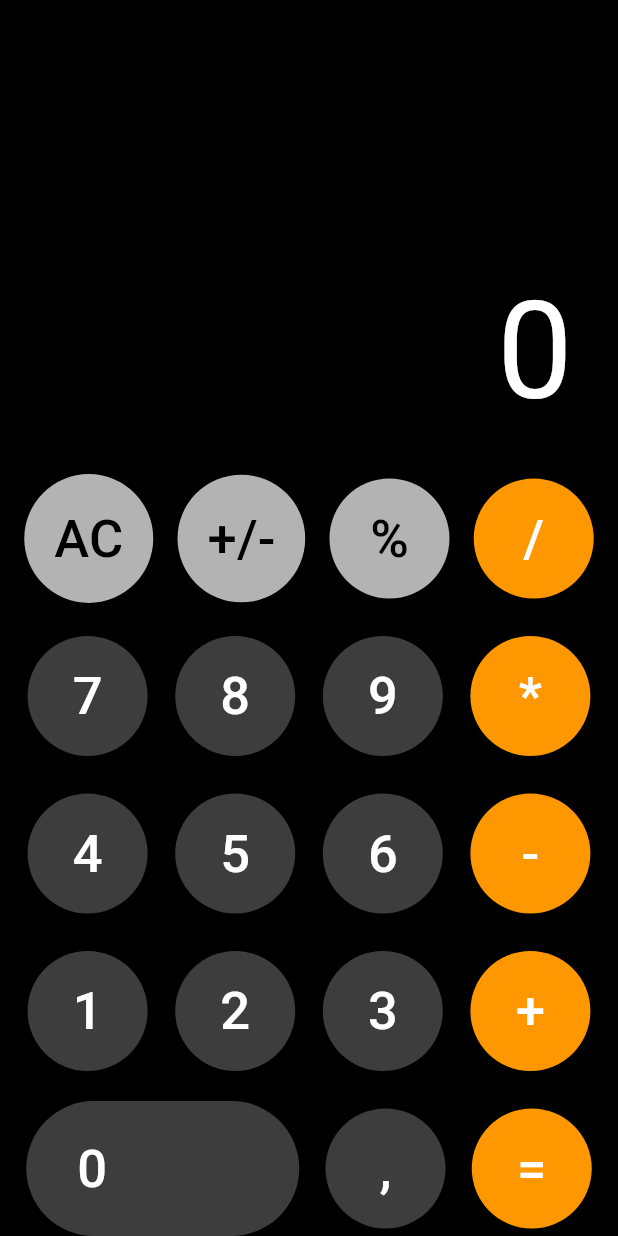
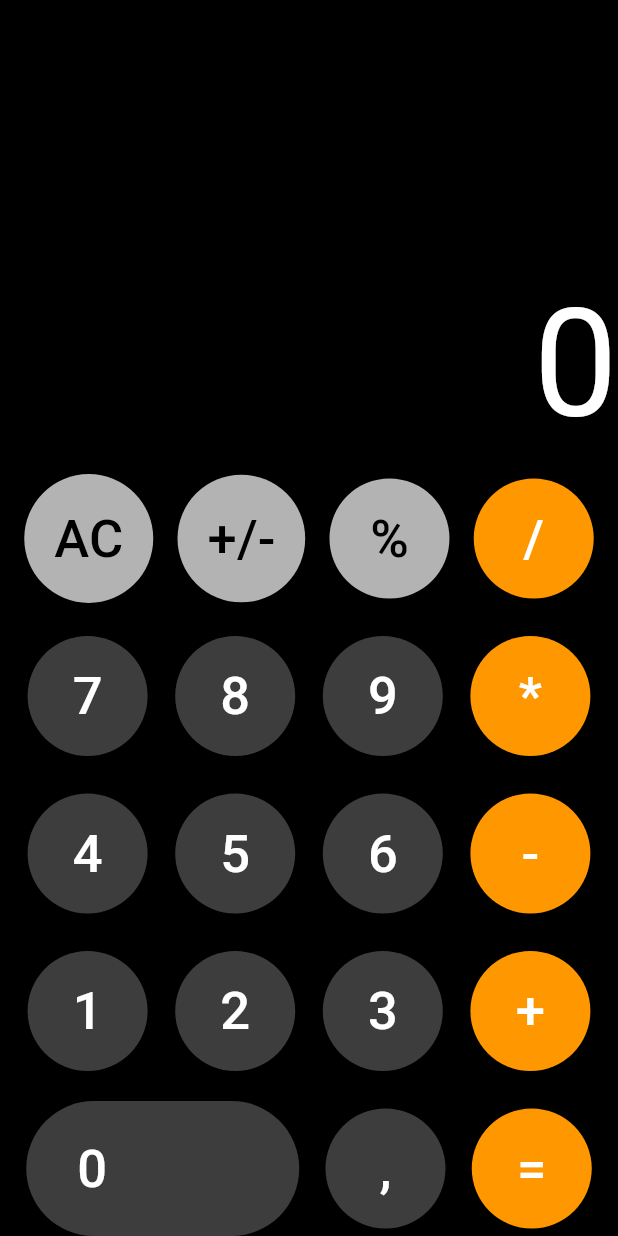
Before and after one commit to ilyaprudkiy/calculator_add, a Flutter app: the screen it shows after launch, on a phone screen of 412 x 824 dp. Run offline on Flutter 3.47's test engine with Material 3 defaults, Android fonts, the phone set to English and light mode, and no system bars.

Commit message:
Fixed text bug

```diff
--- a/lib/calculator_app.dart
+++ b/lib/calculator_app.dart
@@ -56,40 +56,6 @@ class _CalculatorAppState extends State<CalculatorApp> {
     }
   }
 
-  TextStyle _getTextStyle(String _output) {
-    if (_output.length >= 6) {
-      return TextStyle(
-        fontSize: 55,
-        color: Colors.white,
-      );
-    } else if (_output.length >= 7) {
-      return TextStyle(
-        fontSize: 45,
-        color: Colors.white,
-      );
-    } else if (_output.length >= 7) {
-      return TextStyle(
-        fontSize: 45,
-        color: Colors.white,
-      );
-    } else if (_output.length >= 8) {
-      return TextStyle(
-        fontSize: 20,
-        color: Colors.white,
-      );
-    } else if (_output.length >= 9) {
-      return TextStyle(
-        fontSize: 15,
-        color: Colors.white,
-      );
-    } else {
-      return TextStyle(
-        fontSize: 90,
-        color: Colors.white,
-      );
-    }
-  }
-
   String addSpaces(String _output) {
     String result = '';
     int count = 0;
@@ -99,7 +65,7 @@ class _CalculatorAppState extends State<CalculatorApp> {
       count++;
 
       if (count % 3 == 0 && i > 0) {
-        result = ' ' + result;
+        result = ' $result';
       }
     }
 
@@ -108,30 +74,21 @@ class _CalculatorAppState extends State<CalculatorApp> {
 
   @override
   Widget build(BuildContext context) {
-    final TextEditingController _controller = TextEditingController();
-    _controller.text = _output.toString();
-    final int maxLength = 9;
     return Scaffold(
       backgroundColor: Colors.black,
       body: Column(
         mainAxisAlignment: MainAxisAlignment.end,
         children: [
-          Padding(
-            padding: EdgeInsets.symmetric(vertical: 5.0),
-            child: Row(
-              mainAxisAlignment: MainAxisAlignment.end,
-              children: [
-                Padding(
-                  padding: EdgeInsets.symmetric(vertical: 10, horizontal: 30),
-                  child: Text(
-                    _output.length <= maxLength
-                        ? addSpaces(_output)
-                        : addSpaces(_output.substring(0, maxLength)),
-                    textAlign: TextAlign.right,
-                    style: _getTextStyle(_output),
-                  ),
-                ),
-              ],
+          SizedBox(
+            width: double.infinity,
+            child: FittedBox(
+              fit: BoxFit.scaleDown,
+              alignment: Alignment.centerRight,
+              child: Text(
+                _output,
+                textAlign: TextAlign.end,
+                style: const TextStyle(color: Colors.white, fontSize: 100),
+              ),
             ),
           ),
           Row(
--- a/lib/main.dart
+++ b/lib/main.dart
@@ -10,6 +10,9 @@ class MyApp extends StatelessWidget {
 
   @override
   Widget build(BuildContext context) {
-    return const MaterialApp(home: CalculatorApp());
+    return const MaterialApp(
+      debugShowCheckedModeBanner: false,
+      home: CalculatorApp(),
+    );
   }
 }
```
Also changed, not shown: 1 other file.
